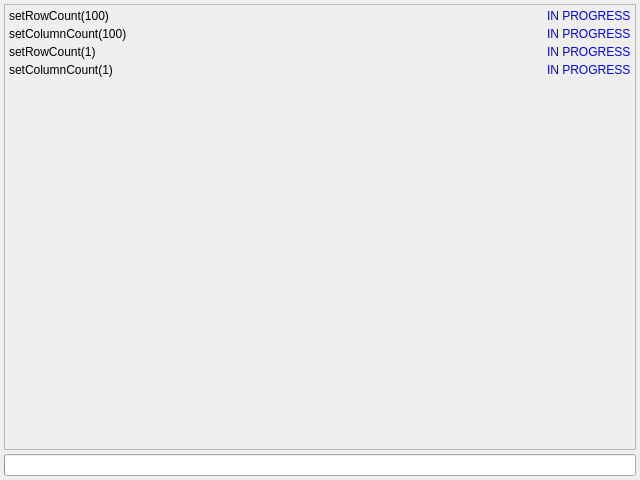
First picture: the form in src/main/testdialog.ui, repository Gris87/Qt_FastTableWidget, before the edit.
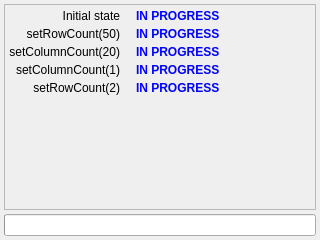
Second picture: the form after the edit.

Diff of the .ui file:
```diff
--- a/src/main/testdialog.ui
+++ b/src/main/testdialog.ui
@@ -6,10 +6,16 @@
    <rect>
     <x>0</x>
     <y>0</y>
-    <width>640</width>
-    <height>480</height>
+    <width>320</width>
+    <height>240</height>
    </rect>
   </property>
+  <property name="minimumSize">
+   <size>
+    <width>320</width>
+    <height>240</height>
+   </size>
+  </property>
   <property name="windowTitle">
    <string>Tests</string>
   </property>
@@ -40,8 +46,8 @@
        <rect>
         <x>0</x>
         <y>0</y>
-        <width>630</width>
-        <height>439</height>
+        <width>310</width>
+        <height>199</height>
        </rect>
       </property>
       <layout class="QVBoxLayout" name="verticalLayout_2">
@@ -52,85 +58,47 @@
         <number>4</number>
        </property>
        <item>
-        <layout class="QGridLayout" name="gridLayout">
-         <property name="spacing">
+        <layout class="QGridLayout" name="testGridLayout">
+         <property name="horizontalSpacing">
+          <number>16</number>
+         </property>
+         <property name="verticalSpacing">
           <number>4</number>
          </property>
-         <item row="0" column="0">
-          <widget class="QLabel" name="setRow100Label">
-           <property name="text">
-            <string>setRowCount(100)</string>
-           </property>
-          </widget>
-         </item>
          <item row="1" column="0">
           <widget class="QLabel" name="setCol100Label">
            <property name="text">
-            <string>setColumnCount(100)</string>
+            <string>setRowCount(50)</string>
+           </property>
+           <property name="alignment">
+            <set>Qt::AlignRight|Qt::AlignTrailing|Qt::AlignVCenter</set>
            </property>
           </widget>
          </item>
          <item row="2" column="0">
           <widget class="QLabel" name="setRow1Label">
            <property name="text">
-            <string>setRowCount(1)</string>
+            <string>setColumnCount(20)</string>
+           </property>
+           <property name="alignment">
+            <set>Qt::AlignRight|Qt::AlignTrailing|Qt::AlignVCenter</set>
            </property>
           </widget>
          </item>
-         <item row="0" column="1">
-          <widget class="QLabel" name="setRow100ResLabel">
-           <property name="sizePolicy">
-            <sizepolicy hsizetype="Maximum" vsizetype="Preferred">
-             <horstretch>0</horstretch>
-             <verstretch>0</verstretch>
-            </sizepolicy>
-           </property>
-           <property name="palette">
-            <palette>
-             <active>
-              <colorrole role="WindowText">
-               <brush brushstyle="SolidPattern">
-                <color alpha="255">
-                 <red>0</red>
-                 <green>0</green>
-                 <blue>255</blue>
-                </color>
-               </brush>
-              </colorrole>
-             </active>
-             <inactive>
-              <colorrole role="WindowText">
-               <brush brushstyle="SolidPattern">
-                <color alpha="255">
-                 <red>0</red>
-                 <green>0</green>
-                 <blue>255</blue>
-                </color>
-               </brush>
-              </colorrole>
-             </inactive>
-             <disabled>
-              <colorrole role="WindowText">
-               <brush brushstyle="SolidPattern">
-                <color alpha="255">
-                 <red>120</red>
-                 <green>120</green>
-                 <blue>120</blue>
-                </color>
-               </brush>
-              </colorrole>
-             </disabled>
-            </palette>
-           </property>
+         <item row="4" column="0">
+          <widget class="QLabel" name="setRow2Label">
            <property name="text">
-            <string>IN PROGRESS</string>
+            <string>setRowCount(2)</string>
+           </property>
+           <property name="alignment">
+            <set>Qt::AlignRight|Qt::AlignTrailing|Qt::AlignVCenter</set>
            </property>
           </widget>
          </item>
          <item row="1" column="1">
           <widget class="QLabel" name="setCol100ResLabel">
            <property name="sizePolicy">
-            <sizepolicy hsizetype="Maximum" vsizetype="Preferred">
+            <sizepolicy hsizetype="MinimumExpanding" vsizetype="Preferred">
              <horstretch>0</horstretch>
              <verstretch>0</verstretch>
             </sizepolicy>
@@ -172,6 +140,12 @@
              </disabled>
             </palette>
            </property>
+           <property name="font">
+            <font>
+             <weight>75</weight>
+             <bold>true</bold>
+            </font>
+           </property>
            <property name="text">
             <string>IN PROGRESS</string>
            </property>
@@ -180,7 +154,7 @@
          <item row="2" column="1">
           <widget class="QLabel" name="setRow1ResLabel">
            <property name="sizePolicy">
-            <sizepolicy hsizetype="Maximum" vsizetype="Preferred">
+            <sizepolicy hsizetype="MinimumExpanding" vsizetype="Preferred">
              <horstretch>0</horstretch>
              <verstretch>0</verstretch>
             </sizepolicy>
@@ -221,6 +195,68 @@
               </colorrole>
              </disabled>
             </palette>
+           </property>
+           <property name="font">
+            <font>
+             <weight>75</weight>
+             <bold>true</bold>
+            </font>
+           </property>
+           <property name="text">
+            <string>IN PROGRESS</string>
+           </property>
+          </widget>
+         </item>
+         <item row="4" column="1">
+          <widget class="QLabel" name="setRow2ResLabel">
+           <property name="sizePolicy">
+            <sizepolicy hsizetype="MinimumExpanding" vsizetype="Preferred">
+             <horstretch>0</horstretch>
+             <verstretch>0</verstretch>
+            </sizepolicy>
+           </property>
+           <property name="palette">
+            <palette>
+             <active>
+              <colorrole role="WindowText">
+               <brush brushstyle="SolidPattern">
+                <color alpha="255">
+                 <red>0</red>
+                 <green>0</green>
+                 <blue>255</blue>
+                </color>
+               </brush>
+              </colorrole>
+             </active>
+             <inactive>
+              <colorrole role="WindowText">
+               <brush brushstyle="SolidPattern">
+                <color alpha="255">
+                 <red>0</red>
+                 <green>0</green>
+                 <blue>255</blue>
+                </color>
+               </brush>
+              </colorrole>
+             </inactive>
+             <disabled>
+              <colorrole role="WindowText">
+               <brush brushstyle="SolidPattern">
+                <color alpha="255">
+                 <red>120</red>
+                 <green>120</green>
+                 <blue>120</blue>
+                </color>
+               </brush>
+              </colorrole>
+             </disabled>
+            </palette>
+           </property>
+           <property name="font">
+            <font>
+             <weight>75</weight>
+             <bold>true</bold>
+            </font>
            </property>
            <property name="text">
             <string>IN PROGRESS</string>
@@ -232,12 +268,15 @@
            <property name="text">
             <string>setColumnCount(1)</string>
            </property>
+           <property name="alignment">
+            <set>Qt::AlignRight|Qt::AlignTrailing|Qt::AlignVCenter</set>
+           </property>
           </widget>
          </item>
          <item row="3" column="1">
           <widget class="QLabel" name="setCol1ResLabel">
            <property name="sizePolicy">
-            <sizepolicy hsizetype="Maximum" vsizetype="Preferred">
+            <sizepolicy hsizetype="MinimumExpanding" vsizetype="Preferred">
              <horstretch>0</horstretch>
              <verstretch>0</verstretch>
             </sizepolicy>
@@ -278,6 +317,78 @@
               </colorrole>
              </disabled>
             </palette>
+           </property>
+           <property name="font">
+            <font>
+             <weight>75</weight>
+             <bold>true</bold>
+            </font>
+           </property>
+           <property name="text">
+            <string>IN PROGRESS</string>
+           </property>
+          </widget>
+         </item>
+         <item row="0" column="0">
+          <widget class="QLabel" name="initialLabel">
+           <property name="text">
+            <string>Initial state</string>
+           </property>
+           <property name="alignment">
+            <set>Qt::AlignRight|Qt::AlignTrailing|Qt::AlignVCenter</set>
+           </property>
+          </widget>
+         </item>
+         <item row="0" column="1">
+          <widget class="QLabel" name="initialResLabel">
+           <property name="sizePolicy">
+            <sizepolicy hsizetype="MinimumExpanding" vsizetype="Preferred">
+             <horstretch>0</horstretch>
+             <verstretch>0</verstretch>
+            </sizepolicy>
+           </property>
+           <property name="palette">
+            <palette>
+             <active>
+              <colorrole role="WindowText">
+               <brush brushstyle="SolidPattern">
+                <color alpha="255">
+                 <red>0</red>
+                 <green>0</green>
+                 <blue>255</blue>
+                </color>
+               </brush>
+              </colorrole>
+             </active>
+             <inactive>
+              <colorrole role="WindowText">
+               <brush brushstyle="SolidPattern">
+                <color alpha="255">
+                 <red>0</red>
+                 <green>0</green>
+                 <blue>255</blue>
+                </color>
+               </brush>
+              </colorrole>
+             </inactive>
+             <disabled>
+              <colorrole role="WindowText">
+               <brush brushstyle="SolidPattern">
+                <color alpha="255">
+                 <red>120</red>
+                 <green>120</green>
+                 <blue>120</blue>
+                </color>
+               </brush>
+              </colorrole>
+             </disabled>
+            </palette>
+           </property>
+           <property name="font">
+            <font>
+             <weight>75</weight>
+             <bold>true</bold>
+            </font>
            </property>
            <property name="text">
             <string>IN PROGRESS</string>
```
Left out of the diff: 8 changed lines with no effect on the pictures.
